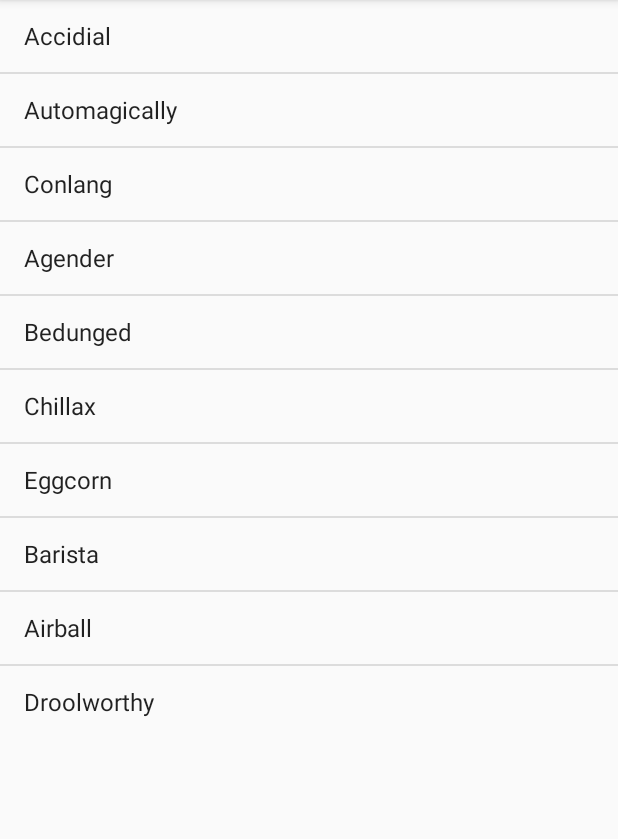
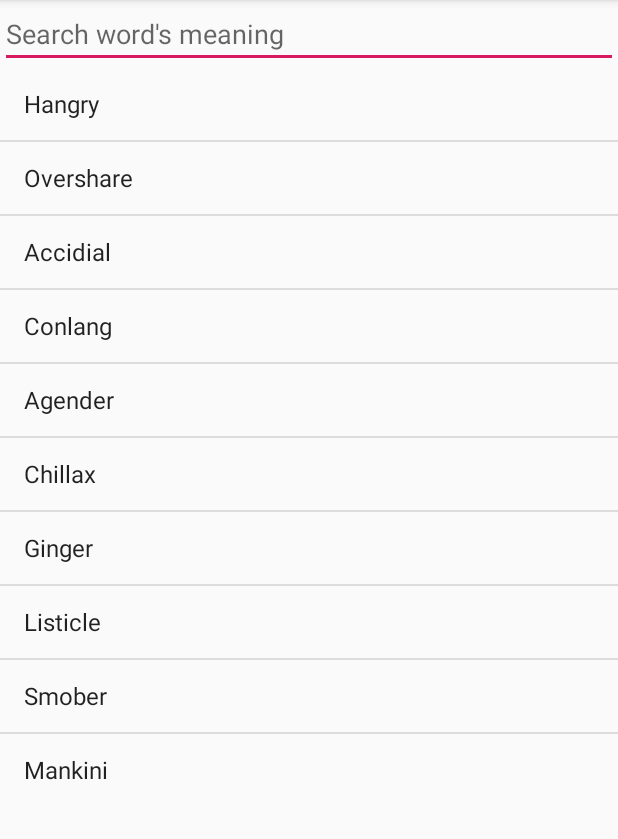
Before and after one commit to rmfadera10/Dictionary, an Android app: the screen it shows after launch (MainActivity), on a phone screen of 412 x 824 dp, the part 84-923 px from its top. Run offline under Robolectric (Android 15) with nearby library versions, the phone set to English and light mode, and no system bars.

Commit message:
AutoCompleteTextView Added

```diff
--- a/app/src/main/java/com/letstravel/dictionary/MainActivity.java
+++ b/app/src/main/java/com/letstravel/dictionary/MainActivity.java
@@ -7,6 +7,7 @@ import android.os.Bundle;
 import android.view.View;
 import android.widget.AdapterView;
 import android.widget.ArrayAdapter;
+import android.widget.AutoCompleteTextView;
 import android.widget.ListView;
 import android.widget.TextView;
 import android.widget.Toast;
@@ -18,29 +19,21 @@ import java.util.Map;
 public class MainActivity extends AppCompatActivity {
 private ListView listView1;
 private TextView txtview1;
+private AutoCompleteTextView autoCompleteTextView;
     public static final String dictionary[]={
 
             "Accidial ", "dial someone's number on phone accidentally",
             "Agender  ", "people do not identify as male or female",
-            "Airball  ", "completely miss the basket, rim, and backboard with a shot",
-            "Automagically", "in a way that seems magical, especially by computer",
-            "Barista  ", "a person whose job involves preparing and serving different types of coffee",
-            "Bedunged    ", "has been soiled with or covered in dung; very old or old-fashioned.",
+//            "Airball  ", "completely miss the basket, rim, and backboard with a shot",
             "Chillax    ", "calm down and relax",
             "Conlang    ", "an invented language intended for human communication",
-            "Droolworthy    ","extremely attractive or desirable",
-            "Eggcorn    ","word or phrase that results from a mishearing because of similar sounds",
-//            "Frankenfood    ","genetically modified food",
-//            "Ginger    ","a person with red hair",
-//            "Hangry    ","bad-tempered or irritable as a result of hunger",
-//            "Kadult    ","person who is technically an adult due to age but still acts like a child.",
-//            "Listicle    ","an article consisting of a series of items presented as a list.",
-//            "Mankini    ","a brief one-piece bathing garment for men",
+            "Ginger    ","a person with red hair",
+            "Hangry    ","bad-tempered or irritable as a result of hunger",
+            "Listicle    ","an article consisting of a series of items presented as a list.",
+            "Mankini    ","a brief one-piece bathing garment for men",
 //            "Normie    ","an ordinary or normal person, who believes in popular opinion",
-//            "Overshare    ","give out too much information",
-//            "Ping    ","a signal sent from one computer to another across a network for usually diagnostic purposes",
-//            "Riff    ","play a short repeated phrase or tune in popular music and jazz",
-//            "Smober    ","a person who gives up smoking or nicotine use",
+            "Overshare    ","give out too much information",
+            "Smober    ","a person who gives up smoking or nicotine use",
     };
     private Map<String, String> dictionary1;
 
@@ -51,7 +44,9 @@ private TextView txtview1;
 
         listView1=(ListView)findViewById(R.id.listview1);
         txtview1=(TextView)findViewById(R.id.txtview1);
-
+        autoCompleteTextView=(AutoCompleteTextView)findViewById(R.id.autocompletetextview);
+//        listView1.setFastScrollEnabled(true);
+//        listView1.setFastScrollAlwaysVisible(true);
 
         dictionary1=new HashMap<>();
         for(int i=0;i<dictionary.length;i+=2){
@@ -61,6 +56,10 @@ private TextView txtview1;
         ArrayAdapter<String> arrayAdapter1=new ArrayAdapter<String>(
                 this, android.R.layout.simple_list_item_1,new ArrayList<String>(dictionary1.keySet()));
         listView1.setAdapter(arrayAdapter1);
+        autoCompleteTextView.setAdapter(arrayAdapter1);
+        autoCompleteTextView.setThreshold(1);
+
+
 
 
         listView1.setOnItemClickListener(new AdapterView.OnItemClickListener() {
@@ -69,8 +68,17 @@ private TextView txtview1;
                 String dictionary2=parent.getItemAtPosition(position).toString();
                 String dictionary3=dictionary1.get(dictionary2);
                 txtview1.setText("Meaning of "+ " " +dictionary2+" "+ "is :"+ " " +dictionary3);
-               Toast.makeText(MainActivity.this, "Capital of" +dictionary2+ "is :"+dictionary3, Toast.LENGTH_SHORT).show();
+              // Toast.makeText(MainActivity.this, "Capital of" +dictionary2+ "is :"+dictionary3, Toast.LENGTH_SHORT).show();
 
+            }
+        });
+
+        autoCompleteTextView.setOnItemClickListener(new AdapterView.OnItemClickListener() {
+            @Override
+            public void onItemClick(AdapterView<?> parent, View view, int position, long id1) {
+                String dictionary2=parent.getItemAtPosition(position).toString();
+                String dictionary3=dictionary1.get(dictionary2);
+                txtview1.setText("Meaning of "+ " " +dictionary2+" "+ "is :"+ " " +dictionary3);
             }
         });
 
--- a/app/src/main/res/layout/activity_main.xml
+++ b/app/src/main/res/layout/activity_main.xml
@@ -7,15 +7,25 @@
     android:orientation="vertical"
     tools:context=".MainActivity">
 
+    <AutoCompleteTextView
+        android:id="@+id/autocompletetextview"
+        android:layout_width="match_parent"
+        android:layout_height="wrap_content"
+        android:hint="Search word's meaning"/>
+
     <ListView
         android:id="@+id/listview1"
         android:layout_width="match_parent"
-        android:layout_height="wrap_content"/>
+        android:layout_height="wrap_content"
+
+        />
 
     <TextView
         android:id="@+id/txtview1"
         android:layout_width="match_parent"
         android:layout_height="wrap_content"
-        android:textSize="30dp"/>
+        android:textColor="#00008b"
+        android:textSize="20dp"
+        />
 
 </LinearLayout>
```
